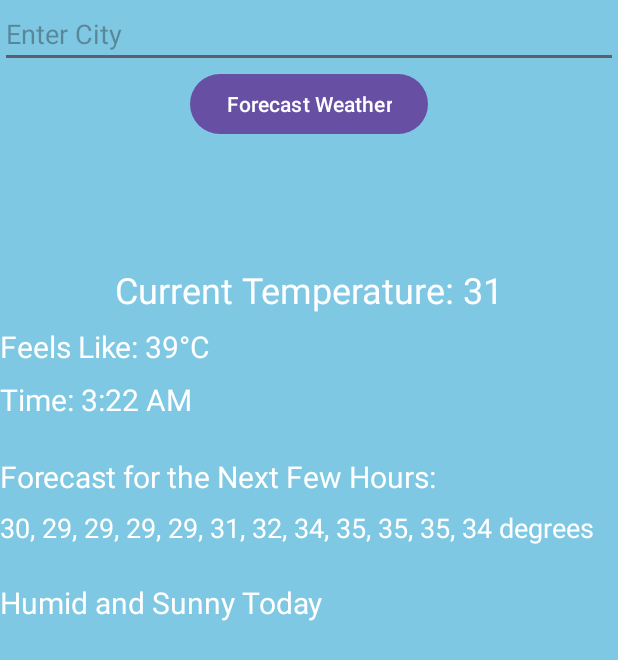
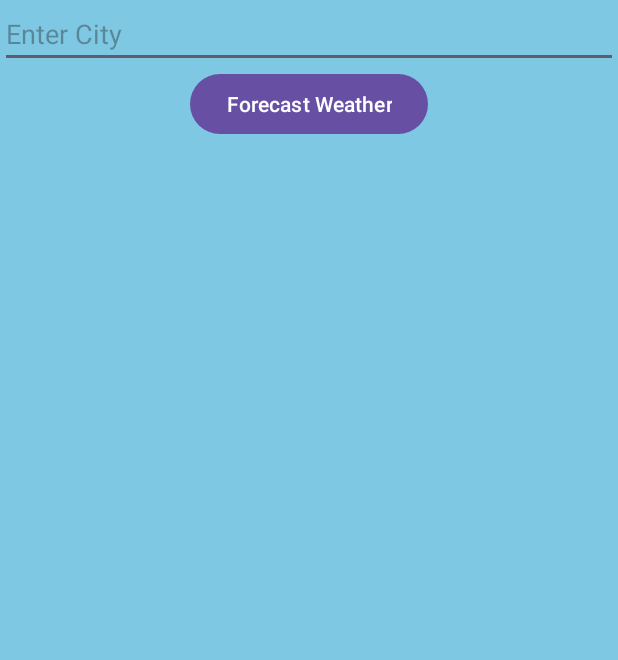
Before and after one commit to muhammad-faizan-shabir/Android-Training-by-Analyzinn-Solutions-Tasks, an Android app: the screen it shows after launch (MainActivity), on a phone screen of 412 x 824 dp. Shown: the top 660 px of the screen. Run offline under Robolectric (Android 15) with nearby library versions, the phone set to English and light mode, and no system bars.

Commit message:
Update activity_main.xml

```diff
--- a/app/src/main/res/layout/activity_main.xml
+++ b/app/src/main/res/layout/activity_main.xml
@@ -12,7 +12,8 @@
         android:layout_width="match_parent"
         android:layout_height="wrap_content"
         android:hint="Enter City"
-        android:layout_gravity="center_horizontal"/>
+        android:layout_gravity="center_horizontal"
+        />
 
     <Button
         android:id="@+id/Button"
@@ -39,66 +40,74 @@
         android:id="@+id/currentTempTextView"
         android:layout_width="wrap_content"
         android:layout_height="wrap_content"
-        android:text="Current Temperature: 31"
+        android:text=""
         android:textSize="24sp"
         android:textColor="@android:color/white"
         android:layout_gravity="center_horizontal"
         android:layout_marginTop="16dp"
          />
-
+    <!--Fells Like-->
     <TextView
         android:id="@+id/feelsLikeTextView"
         android:layout_width="wrap_content"
         android:layout_height="wrap_content"
-        android:text="Feels Like: 39°C"
+        android:text=""
         android:textSize="20sp"
         android:textColor="@android:color/white"
-        android:layout_below="@id/currentTempTextView"
+        android:layout_gravity="center_horizontal"
         android:layout_marginTop="8dp"
-        android:layout_centerHorizontal="true" />
-
+         />
+    <!--time-->
     <TextView
         android:id="@+id/timeTextView"
         android:layout_width="wrap_content"
         android:layout_height="wrap_content"
-        android:text="Time: 3:22 AM"
+        android:text=""
         android:textSize="20sp"
         android:textColor="@android:color/white"
-        android:layout_below="@id/feelsLikeTextView"
+        android:layout_gravity="center_horizontal"
         android:layout_marginTop="8dp"
-        android:layout_centerHorizontal="true" />
-
+         />
+    <!--time-->
     <TextView
         android:id="@+id/forecastTextView"
         android:layout_width="wrap_content"
         android:layout_height="wrap_content"
-        android:text="Forecast for the Next Few Hours:"
+        android:text=""
         android:textSize="20sp"
         android:textColor="@android:color/white"
-        android:layout_below="@id/timeTextView"
+        android:layout_gravity="center_horizontal"
         android:layout_marginTop="24dp"
-        android:layout_centerHorizontal="true" />
-
+         />
+    <!--Forecast details-->
     <TextView
         android:id="@+id/forecastDetailsTextView"
         android:layout_width="wrap_content"
         android:layout_height="wrap_content"
-        android:text="30, 29, 29, 29, 29, 31, 32, 34, 35, 35, 35, 34 degrees"
+        android:text=""
         android:textSize="18sp"
         android:textColor="@android:color/white"
-        android:layout_below="@id/forecastTextView"
+        android:layout_gravity="center_horizontal"
         android:layout_marginTop="8dp"
-        android:layout_centerHorizontal="true" />
-
+         />
+    <!--Forecast details-->
     <TextView
         android:id="@+id/weatherTextView"
         android:layout_width="wrap_content"
         android:layout_height="wrap_content"
-        android:text="Humid and Sunny Today"
+        android:text=""
         android:textSize="20sp"
         android:textColor="@android:color/white"
-        android:layout_below="@id/forecastDetailsTextView"
+        android:layout_gravity="center_horizontal"
         android:layout_marginTop="24dp"
-        android:layout_centerHorizontal="true" />
+         />
+
+    <ImageView
+        android:id="@+id/imageView"
+        android:layout_width="200dp"
+        android:layout_height="200dp"
+        android:layout_gravity="center_horizontal"
+         />
+
 
 </LinearLayout>
```
